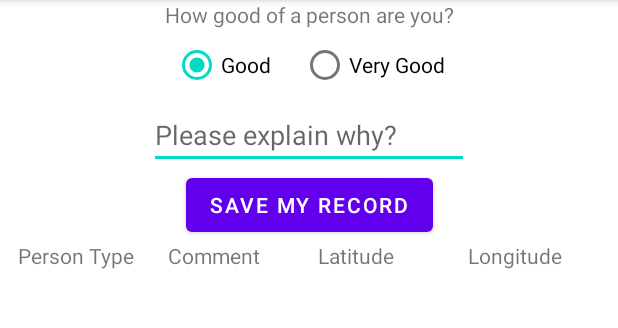
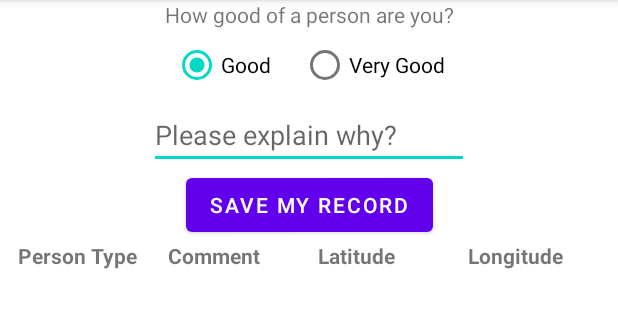
Before and after one commit to kripanepal/AIMS, an Android app: the screen it shows after launch (MainActivity), on a phone screen of 412 x 824 dp, the part 84-412 px from its top. Run offline under Robolectric (Android 15) with nearby library versions, the light colour scheme and no system bars; our stand-ins replace Room's generated code, data binding; 1 statement that could not run was skipped.

Commit message:
fixed the text appearance

```diff
--- a/app/src/main/res/layout/activity_main.xml
+++ b/app/src/main/res/layout/activity_main.xml
@@ -42,6 +42,7 @@
                 android:layout_width="match_parent"
                 android:layout_height="wrap_content"
                 android:layout_weight="1"
+                android:textStyle="bold"
                 android:text="Person Type" />
 
             <TextView
@@ -49,6 +50,7 @@
                 android:layout_width="match_parent"
                 android:layout_height="wrap_content"
                 android:layout_weight="1"
+                android:textStyle="bold"
                 android:text="Comment" />
 
             <TextView
@@ -56,6 +58,7 @@
                 android:layout_width="match_parent"
                 android:layout_height="wrap_content"
                 android:layout_weight="1"
+                android:textStyle="bold"
                 android:text="Latitude" />
 
             <TextView
@@ -63,6 +66,7 @@
                 android:layout_width="match_parent"
                 android:layout_height="wrap_content"
                 android:layout_weight="1"
+                android:textStyle="bold"
                 android:text="Longitude" />
 
 
```
